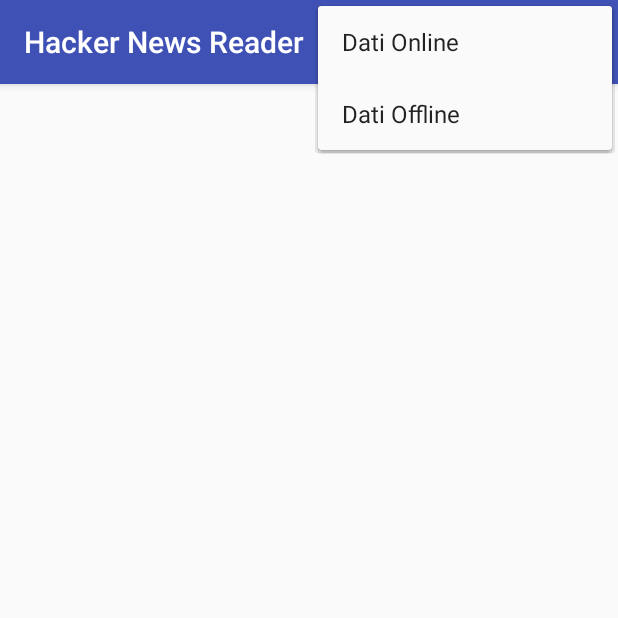
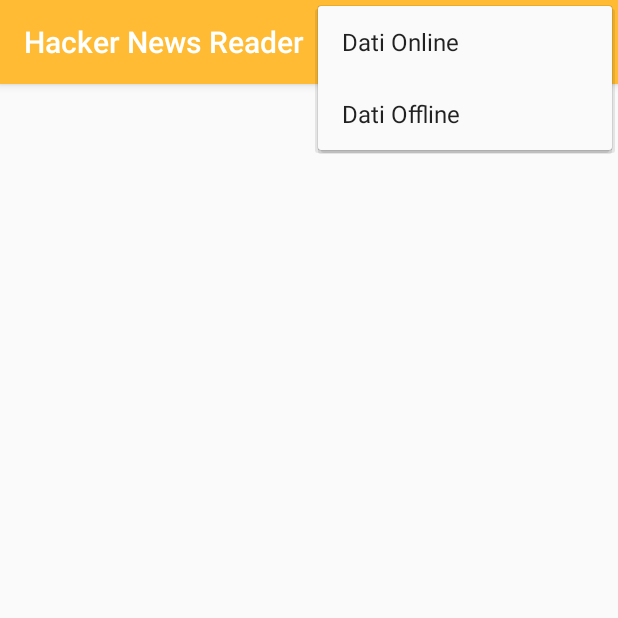
Before and after one commit to Otakar81/android, an Android app: the screen it shows after launch (MainActivity), with the options menu open, on a phone screen of 412 x 824 dp, the top half of it. Run offline under Robolectric (Android 15) with nearby library versions, the phone set to English and light mode, and no system bars.

Commit message:
Stile arancio

```diff
--- a/HackerNewsReader/app/src/main/res/values/styles.xml
+++ b/HackerNewsReader/app/src/main/res/values/styles.xml
@@ -3,8 +3,8 @@
     <!-- Base application theme. -->
     <style name="AppTheme" parent="Theme.AppCompat.Light.DarkActionBar">
         <!-- Customize your theme here. -->
-        <item name="colorPrimary">@color/colorPrimary</item>
-        <item name="colorPrimaryDark">@color/colorPrimaryDark</item>
+        <item name="colorPrimary">@android:color/holo_orange_light</item>
+        <item name="colorPrimaryDark">@android:color/holo_orange_dark</item>
         <item name="colorAccent">@color/colorAccent</item>
     </style>
 
```
